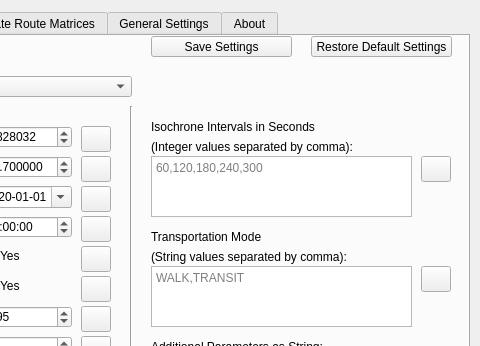
Qt form otp_plugin_dialog_base.ui (mkoenigb/OpenTripPlannerPlugin) before a commit; both pictures show x 271 to 751 and y 0 to 346 of the 751 by 573 pixel window.
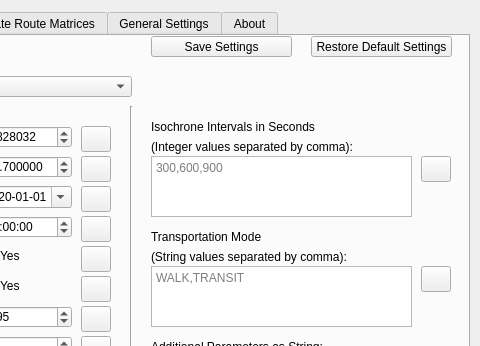
The same form after that commit. The open tabs and pages were chosen to show the change. Custom widgets are drawn as their Qt base class.

Diff of the .ui file:
```diff
--- a/otp_plugin_dialog_base.ui
+++ b/otp_plugin_dialog_base.ui
@@ -425,7 +425,7 @@
       <bool>false</bool>
      </property>
      <property name="placeholderText">
-      <string>60,120,180,240,300</string>
+      <string>300,600,900</string>
      </property>
     </widget>
     <widget class="QgsPropertyOverrideButton" name="Isochrones_Interval_Override">
```
Left out of the diff: 4 changed lines with no effect on the pictures.
